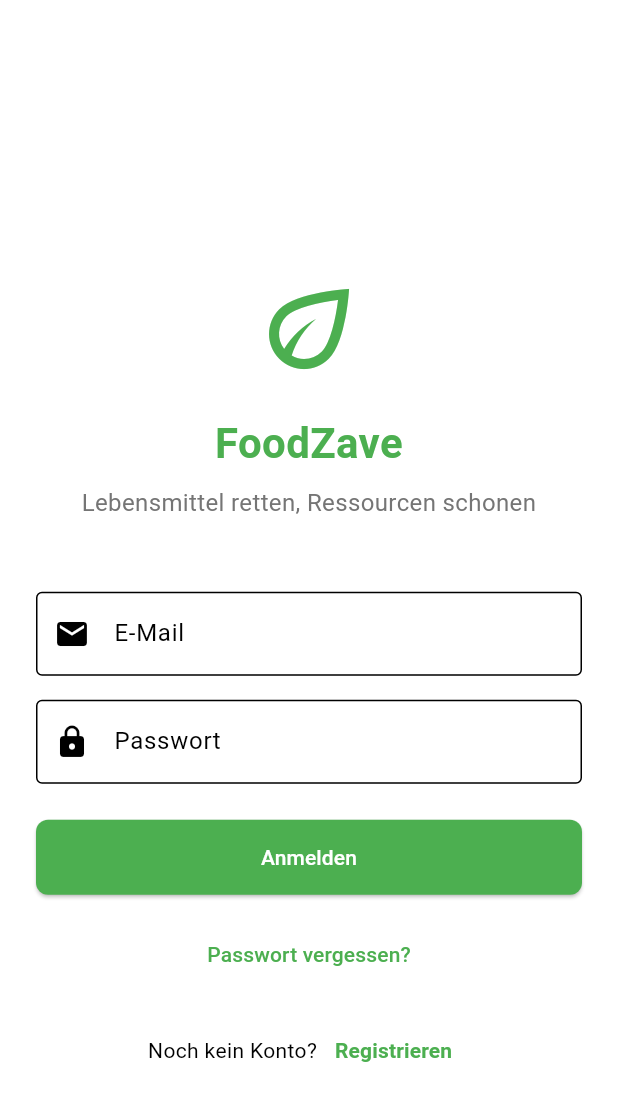
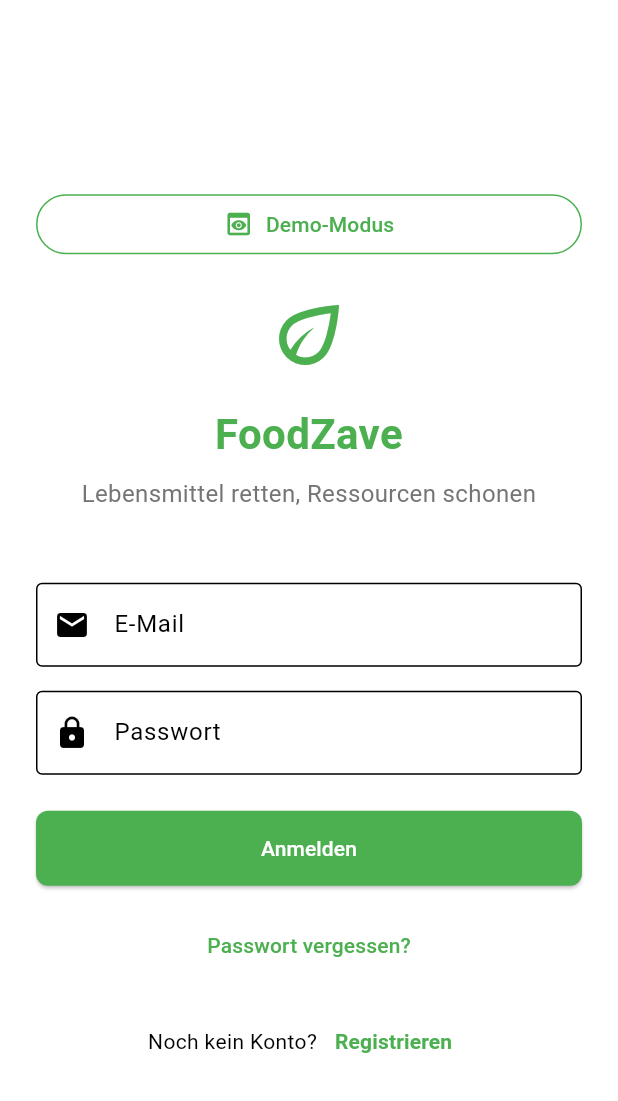
Before and after one commit to dennis605/foodzave, a Flutter app: the screen it shows after launch, on a phone screen of 412 x 824 dp. Shown: the top 1101 px of the screen. Run offline on Flutter 3.47's test engine with Material 3 defaults, Android fonts, the phone set to English and light mode, and no system bars; our stand-ins replace cloud_firestore, firebase_auth, firebase_core, flutter_local_notifications, share_plus, shared_preferences and 1 more; missing offline and left inert: flutter_barcode_scanner; accounts and stored records are empty.

Commit message:
feat: Complete FoodZave Flutter app with Firebase integration
- Implement full Firebase configuration for all platforms
- Add user authentication with email/password and demo mode
- Integrate barcode scanner with flutter_barcode_scanner
- Connect to OpenGTIN DB API for product data
- Implement inventory management with expiry tracking
- Add shopping list functionality
- Set up push notifications
- Create responsive Material Design UI
- Add comprehensive error handling and fallbacks
- Configure Firestore database and security rules

The app is now fully functional with:
✅ Firebase Authentication & Firestore
✅ Real barcode scanning capabilities
✅ Inventory management with MHD tracking
✅ Shopping list with smart suggestions
✅ Push notifications for expiry reminders
✅ Modern responsive UI with dark/light themes
✅ Demo mode for testing without registration

```diff
--- /dev/null
+++ b/firestore.indexes.json
@@ -0,0 +1,4 @@
+{
+  "indexes": [],
+  "fieldOverrides": []
+}
--- a/lib/screens/auth_screen.dart
+++ b/lib/screens/auth_screen.dart
@@ -135,17 +135,39 @@ class _AuthScreenState extends State<AuthScreen> {
     return Scaffold(
       body: SingleChildScrollView(
         child: Container(
-          height: MediaQuery.of(context).size.height,
+          constraints: BoxConstraints(
+            minHeight: MediaQuery.of(context).size.height,
+          ),
           padding: const EdgeInsets.all(24.0),
           child: Column(
             mainAxisAlignment: MainAxisAlignment.center,
             crossAxisAlignment: CrossAxisAlignment.stretch,
             children: [
-              const SizedBox(height: 80),
+              const SizedBox(height: 20),
+              // Demo-Modus Button ganz oben
+              OutlinedButton(
+                onPressed: _isLoading ? null : _enterDemoMode,
+                style: OutlinedButton.styleFrom(
+                  minimumSize: const Size(double.infinity, 40),
+                  side: BorderSide(color: Theme.of(context).primaryColor),
+                ),
+                child: Row(
+                  mainAxisAlignment: MainAxisAlignment.center,
+                  children: [
+                    Icon(Icons.preview, size: 20, color: Theme.of(context).primaryColor),
+                    const SizedBox(width: 8),
+                    Text(
+                      'Demo-Modus',
+                      style: TextStyle(color: Theme.of(context).primaryColor),
+                    ),
+                  ],
+                ),
+              ),
+              const SizedBox(height: 20),
               // App-Logo
               Icon(
                 Icons.eco_outlined,
-                size: 80,
+                size: 60,
                 color: Theme.of(context).primaryColor,
               ),
               const SizedBox(height: 16),
@@ -257,4 +279,25 @@ class _AuthScreenState extends State<AuthScreen> {
       ),
     );
   }
+
+  Future<void> _enterDemoMode() async {
+    setState(() {
+      _isLoading = true;
+      _errorMessage = '';
+    });
+
+    try {
+      await _authService.signInAsDemo();
+    } catch (e) {
+      setState(() {
+        _errorMessage = 'Fehler beim Starten des Demo-Modus.';
+      });
+    } finally {
+      if (mounted) {
+        setState(() {
+          _isLoading = false;
+        });
+      }
+    }
+  }
 }
--- a/lib/services/auth_service.dart
+++ b/lib/services/auth_service.dart
@@ -1,3 +1,4 @@
+import 'dart:async';
 import 'package:firebase_auth/firebase_auth.dart';
 import 'package:flutter/foundation.dart';
 import 'package:shared_preferences/shared_preferences.dart';
@@ -15,12 +16,124 @@ class MockUser {
   });
 }
 
+// Mock Firebase User für Demo-Zwecke
+class _MockFirebaseUser implements User {
+  final MockUser _mockUser;
+
+  _MockFirebaseUser(this._mockUser);
+
+  @override
+  String get uid => _mockUser.uid;
+
+  @override
+  String? get email => _mockUser.email;
+
+  @override
+  String? get displayName => _mockUser.displayName;
+
+  @override
+  bool get emailVerified => true;
+
+  @override
+  bool get isAnonymous => false;
+
+  @override
+  UserMetadata get metadata => throw UnimplementedError();
+
+  @override
+  String? get phoneNumber => null;
+
+  @override
+  String? get photoURL => null;
+
+  @override
+  List<UserInfo> get providerData => [];
+
+  @override
+  String? get refreshToken => null;
+
+  @override
+  String? get tenantId => null;
+
+  @override
+  Future<void> delete() => throw UnimplementedError();
+
+  @override
+  Future<String> getIdToken([bool forceRefresh = false]) => throw UnimplementedError();
+
+  @override
+  Future<IdTokenResult> getIdTokenResult([bool forceRefresh = false]) => throw UnimplementedError();
+
+  @override
+  Future<UserCredential> linkWithCredential(AuthCredential credential) => throw UnimplementedError();
+
+  @override
+  Future<ConfirmationResult> linkWithPhoneNumber(String phoneNumber, [RecaptchaVerifier? verifier]) => throw UnimplementedError();
+
+  @override
+  Future<UserCredential> linkWithPopup(AuthProvider provider) => throw UnimplementedError();
+
+  @override
+  Future<void> linkWithRedirect(AuthProvider provider) => throw UnimplementedError();
+
+  @override
+  MultiFactor get multiFactor => throw UnimplementedError();
+
+  @override
+  Future<UserCredential> reauthenticateWithCredential(AuthCredential credential) => throw UnimplementedError();
+
+  @override
+  Future<UserCredential> reauthenticateWithPopup(AuthProvider provider) => throw UnimplementedError();
+
+  @override
+  Future<void> reauthenticateWithRedirect(AuthProvider provider) => throw UnimplementedError();
+
+  @override
+  Future<void> reload() => throw UnimplementedError();
+
+  @override
+  Future<void> sendEmailVerification([ActionCodeSettings? actionCodeSettings]) => throw UnimplementedError();
+
+  @override
+  Future<User> unlink(String providerId) => throw UnimplementedError();
+
+  @override
+  Future<void> updateDisplayName(String? displayName) => throw UnimplementedError();
+
+  @override
+  Future<void> updateEmail(String newEmail) => throw UnimplementedError();
+
+  @override
+  Future<void> updatePassword(String newPassword) => throw UnimplementedError();
+
+  @override
+  Future<void> updatePhoneNumber(PhoneAuthCredential phoneCredential) => throw UnimplementedError();
+
+  @override
+  Future<void> updatePhotoURL(String? photoURL) => throw UnimplementedError();
+
+  @override
+  Future<void> updateProfile({String? displayName, String? photoURL}) => throw UnimplementedError();
+
+  @override
+  Future<void> verifyBeforeUpdateEmail(String newEmail, [ActionCodeSettings? actionCodeSettings]) => throw UnimplementedError();
+
+  @override
+  Future<UserCredential> linkWithProvider(AuthProvider provider) => throw UnimplementedError();
+
+  @override
+  Future<UserCredential> reauthenticateWithProvider(AuthProvider provider) => throw UnimplementedError();
+}
+
 class AuthService {
   FirebaseAuth? _auth;
   bool _isFirebaseAvailable = false;
 
   // Mock user für Demo-Zwecke
   MockUser? _mockUser;
+
+  // Stream Controller für Demo-Modus
+  final StreamController<User?> _authStateController = StreamController<User?>.broadcast();
 
   // Singleton-Pattern
   static final AuthService _instance = AuthService._internal();
@@ -35,7 +148,8 @@ class AuthService {
       _isFirebaseAvailable = true;
     } catch (e) {
       _isFirebaseAvailable = false;
-      _mockUser = MockUser(email: 'demo@foodzave.com', uid: 'demo-user-123');
+      // Für Demo-Modus: Stream initial mit null füllen (nicht angemeldet)
+      _authStateController.add(null);
       if (kDebugMode) {
         print('Firebase nicht verfügbar, verwende Mock-Authentifizierung');
       }
@@ -47,8 +161,8 @@ class AuthService {
     if (_isFirebaseAvailable && _auth != null) {
       return _auth!.authStateChanges();
     } else {
-      // Mock stream für Demo - simuliere einen eingeloggten Benutzer
-      return Stream.value(_createMockFirebaseUser());
+      // Für Demo-Modus verwenden wir den StreamController
+      return _authStateController.stream;
     }
   }
 
@@ -63,7 +177,12 @@ class AuthService {
 
   // Erstelle einen Mock Firebase User
   User? _createMockFirebaseUser() {
-    // Für Demo-Zwecke geben wir null zurück, damit die AuthScreen angezeigt wird
+    if (_mockUser != null) {
+      // Erstelle einen Mock User für Demo-Zwecke
+      // Da wir keinen echten Firebase User erstellen können, verwenden wir einen Trick
+      // und geben einen Mock zurück, der die wichtigsten Eigenschaften hat
+      return _MockFirebaseUser(_mockUser!);
+    }
     return null;
   }
 
@@ -110,6 +229,25 @@ class AuthService {
         print('Fehler bei der Anmeldung: $e');
       }
       rethrow;
+    }
+  }
+
+  // Demo-Anmeldung
+  Future<void> signInAsDemo() async {
+    _mockUser = MockUser(
+      email: 'demo@foodzave.com',
+      uid: 'demo-user-123',
+      displayName: 'Demo Benutzer'
+    );
+
+    // Simuliere eine kurze Verzögerung für bessere UX
+    await Future.delayed(const Duration(milliseconds: 500));
+
+    // Stream aktualisieren
+    _authStateController.add(_createMockFirebaseUser());
+
+    if (kDebugMode) {
+      print('Demo-Modus aktiviert');
     }
   }
 
```
Also changed, not shown: firebase.json (added), lib/firebase_options.dart (added), 5 other files.
